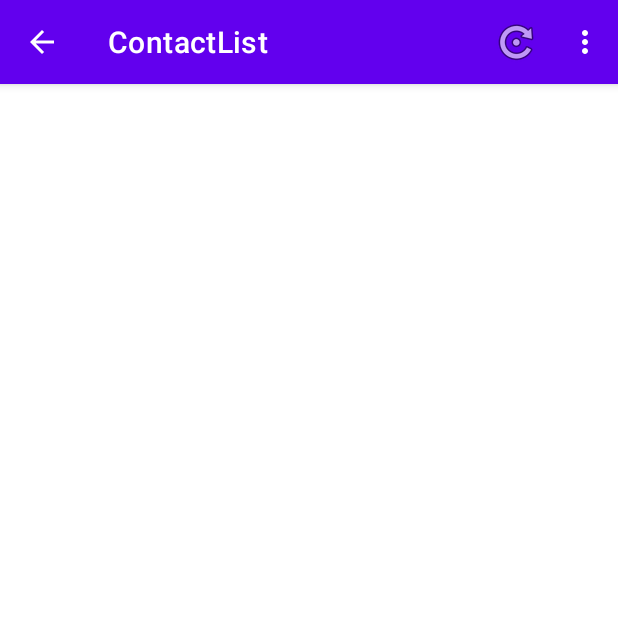
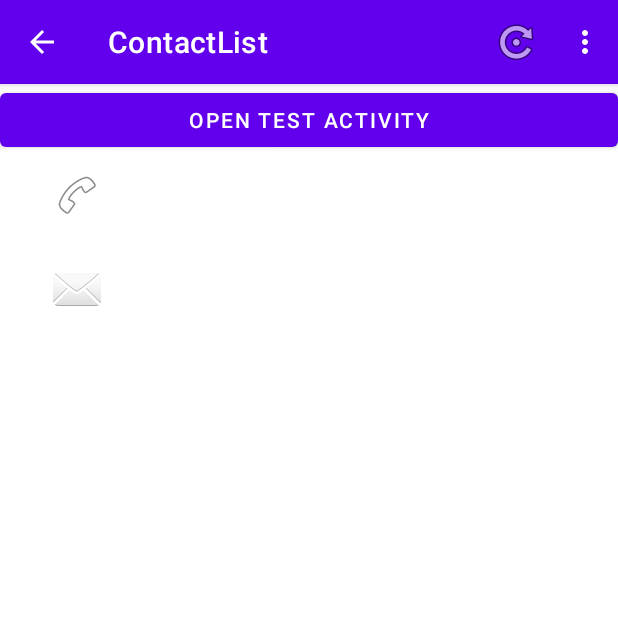
Before and after one commit to rmelchorv/ContactLists, an Android app: the ContactDetail screen opened directly, with no data from a screen before it, on a phone screen of 412 x 824 dp, the top half of it. Run offline under Robolectric (Android 15) with nearby library versions, the phone set to English and light mode, and no system bars.

```diff
--- a/app/src/main/java/mx/edu/unistmo/repo/mobile/android/contactlist/view/ContactDetail.java
+++ b/app/src/main/java/mx/edu/unistmo/repo/mobile/android/contactlist/view/ContactDetail.java
@@ -19,6 +19,7 @@ import java.util.Objects;
 import mx.edu.unistmo.repo.mobile.android.contactlist.MainActivity;
 import mx.edu.unistmo.repo.mobile.android.contactlist.R;
 import mx.edu.unistmo.repo.mobile.android.contactlist.model.Contact;
+import mx.edu.unistmo.repo.mobile.android.contactlist.view.fragments.ContactDetailFragment;
 
 public class ContactDetail extends AppCompatActivity {
 
@@ -30,48 +31,22 @@ public class ContactDetail extends AppCompatActivity {
         /* Enabling up navigation */
         Objects.requireNonNull(getSupportActionBar()).setDisplayHomeAsUpEnabled(true);
 
-        /* Retrieving contact info via extra parameters */
-        Bundle extras = getIntent().getExtras();
-        Contact contact;
+        /* Inflating a fragment to show contact info... */
+        if (savedInstanceState == null) {
+            getSupportFragmentManager().beginTransaction()
+                    .setReorderingAllowed(true)
+                    .add(R.id.fcvFragmentContainer, ContactDetailFragment.class, null)
+                    .commit();
+            /*
+            Bundle bundle = new Bundle();
+            bundle.putInt("some_int", 0);
 
-        try {
-            contact = (Contact) extras.get("KEY_EXTRA_CONTACT");
-        } catch(Exception e) {
-            contact = new Contact();
+            getSupportFragmentManager().beginTransaction()
+                    .setReorderingAllowed(true)
+                    .add(R.id.fragment_container_view, ExampleFragment.class, bundle)
+                    .commit();
+             */
         }
-
-        /* Set contact info to views */
-        TextView tvName = findViewById(R.id.tvName);
-        TextView tvTelephone = findViewById(R.id.tvTelephone);
-        TextView tvEmail = findViewById(R.id.tvEmail);
-
-        tvName.setText(contact.getName());
-        tvTelephone.setText(contact.getTelephone());
-        tvEmail.setText(contact.getEmail());
-
-        /* Set onclick listeners for a call-phone or send email */
-        LinearLayout llTelephone = findViewById(R.id.llTelephone);
-        LinearLayout llEmail = findViewById(R.id.llEmail);
-
-        llTelephone.setOnClickListener(view -> {
-            String telephone = tvTelephone.getText().toString();
-            Intent i = new Intent(Intent.ACTION_DIAL);
-
-            i.setData(Uri.parse("tel:" + telephone));
-
-            if (i.resolveActivity(getPackageManager()) != null)
-                startActivity(i);
-        });
-        llEmail.setOnClickListener(view -> {
-            String email = tvEmail.getText().toString();
-            Intent i = new Intent(Intent.ACTION_SENDTO);
-
-            i.setData(Uri.parse("mailto:"));
-            i.putExtra(Intent.EXTRA_EMAIL, new String[] { email });
-
-            if (i.resolveActivity(getPackageManager()) != null)
-                startActivity(Intent.createChooser(i, "Send e-mail"));
-        });
 
         /* Set onclick listener to open another activity */
         Button openTestActivity = findViewById(R.id.btnOpenTestActivity);
@@ -82,8 +57,6 @@ public class ContactDetail extends AppCompatActivity {
             startActivity(i);
         });
 
-        /* Register a textview to open a context-menu */
-        registerForContextMenu(tvName);
     }
 
     @Override
--- a/app/src/main/java/mx/edu/unistmo/repo/mobile/android/contactlist/view/fragments/ContactDetailFragment.java
+++ b/app/src/main/java/mx/edu/unistmo/repo/mobile/android/contactlist/view/fragments/ContactDetailFragment.java
@@ -16,4 +16,5 @@ public class ContactDetailFragment extends Fragment {
     public View onCreateView(@NonNull LayoutInflater inflater, @Nullable ViewGroup container, @Nullable Bundle savedInstanceState) {
         return inflater.inflate(R.layout.fragment_contact_detail, container, false);
     }
+
 }
--- a/app/src/main/res/layout/activity_contact_detail.xml
+++ b/app/src/main/res/layout/activity_contact_detail.xml
@@ -5,4 +5,16 @@
     android:layout_height="match_parent"
     tools:context=".view.ContactDetail">
 
+    <androidx.fragment.app.FragmentContainerView
+        android:id="@+id/fcvFragmentContainer"
+        android:layout_width="match_parent"
+        android:layout_height="match_parent" />
+
+    <Button
+        android:id="@+id/btnOpenTestActivity"
+        android:layout_width="match_parent"
+        android:layout_height="wrap_content"
+        android:text="OPEN TEST ACTIVITY"
+        tools:ignore="MissingConstraints" />
+
 </androidx.constraintlayout.widget.ConstraintLayout>
--- a/app/src/main/res/layout/fragment_contact_detail.xml
+++ b/app/src/main/res/layout/fragment_contact_detail.xml
@@ -61,10 +61,4 @@
 
     </LinearLayout>
 
-    <Button
-        android:id="@+id/btnOpenTestActivity"
-        android:layout_width="match_parent"
-        android:layout_height="wrap_content"
-        android:text="OPEN TEST ACTIVITY" />
-
 </LinearLayout>
```
Also changed, not shown: app/src/main/java/mx/edu/unistmo/repo/mobile/android/contactlist/view/DatePickerFragment.java (added, +31 -0 lines), app/src/main/java/mx/edu/unistmo/repo/mobile/android/contactlist/view/Test.java (+13 -0 lines), app/src/main/res/layout/activity_test.xml (+9 -0 lines).
